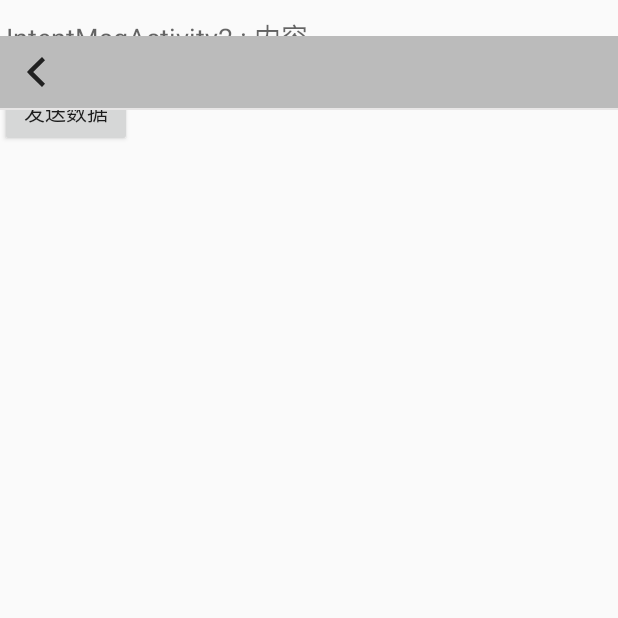
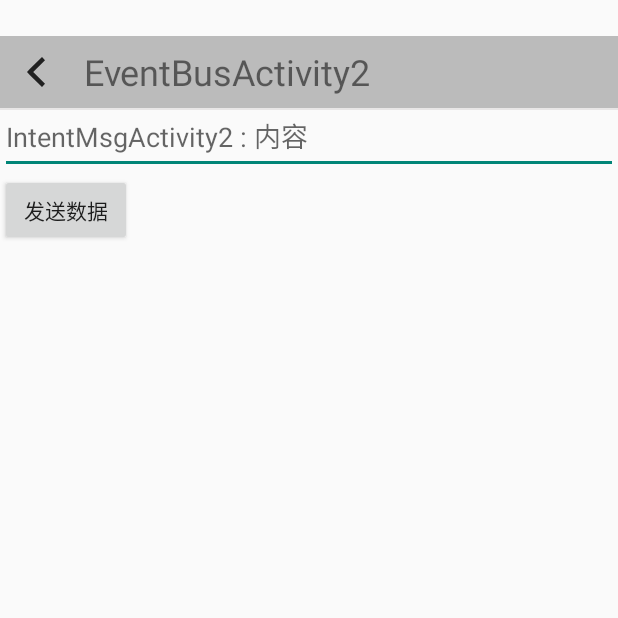
Before and after one commit to 7911ty/study_demo, an Android app: the EventBusActivity2 screen opened directly, with no data from a screen before it, on a phone screen of 412 x 824 dp, the top half of it. Run offline under Robolectric (Android 15) with nearby library versions, the phone set to English and light mode, and no system bars; our stand-ins replace EventBus; libraries missing offline, so code that uses them is left out: com.readystatesoftware.systembartint.

Commit message:
添加标题,设置随机颜色

```diff
--- a/app/src/main/java/com/example/studydemo/base/BaseActivity.java
+++ b/app/src/main/java/com/example/studydemo/base/BaseActivity.java
@@ -5,6 +5,7 @@ import android.content.Context;
 import android.content.pm.ActivityInfo;
 import android.os.Bundle;
 import android.os.Looper;
+import android.text.TextUtils;
 import android.view.View;
 import android.view.ViewGroup;
 import android.view.WindowManager;
@@ -44,7 +45,8 @@ public abstract class BaseActivity extends AppCompatActivity {
         if (isShowTitle) {
             ViewGroup viewGroup = getWindow().getDecorView().findViewById(android.R.id.content);
             MyTitleView myTitleView = new MyTitleView(this);
-            myTitleView.setText(initTitleText());
+            String title = initTitleText();
+            myTitleView.setText(TextUtils.isEmpty(title) ? this.getClass().getSimpleName() : title);
             viewGroup.addView(myTitleView);
             StatusBarUtil.setActivityViewInBarBottom(this, myTitleView);
         }
@@ -76,7 +78,7 @@ public abstract class BaseActivity extends AppCompatActivity {
      */
     protected abstract void initView();
 
-    protected String initTitleText(){
+    protected String initTitleText() {
         return "";
     }
 
--- a/app/src/main/java/com/example/studydemo/ui/eventbus/EventBusActivity1.java
+++ b/app/src/main/java/com/example/studydemo/ui/eventbus/EventBusActivity1.java
@@ -8,6 +8,7 @@ import android.widget.EditText;
 import com.example.studydemo.R;
 import com.example.studydemo.base.BaseActivity;
 import com.example.studydemo.bean.MessageWrap;
+import com.example.studydemo.utils.StatusBarUtil;
 
 import org.greenrobot.eventbus.EventBus;
 import org.greenrobot.eventbus.Subscribe;
@@ -24,6 +25,9 @@ public class EventBusActivity1 extends BaseActivity {
 
     @Override
     protected void initView() {
+        // 处理通知栏
+        StatusBarUtil.setTranslucentStatus(this);
+        StatusBarUtil.setAndroidNativeLightStatusBar(this, false);
         if (!EventBus.getDefault().isRegistered(this)) {
             EventBus.getDefault().register(this);
         }
--- a/app/src/main/java/com/example/studydemo/ui/eventbus/EventBusActivity2.java
+++ b/app/src/main/java/com/example/studydemo/ui/eventbus/EventBusActivity2.java
@@ -8,6 +8,7 @@ import android.widget.Toast;
 import com.example.studydemo.R;
 import com.example.studydemo.base.BaseActivity;
 import com.example.studydemo.bean.MessageWrap;
+import com.example.studydemo.utils.StatusBarUtil;
 
 import org.greenrobot.eventbus.EventBus;
 
@@ -23,6 +24,9 @@ public class EventBusActivity2 extends BaseActivity {
 
     @Override
     protected void initView() {
+        // 处理通知栏
+        StatusBarUtil.setTranslucentStatus(this);
+        StatusBarUtil.setAndroidNativeLightStatusBar(this, false);
         button = findViewById(R.id.set_btn);
         editText = findViewById(R.id.edit_text);
     }
--- a/app/src/main/java/com/example/studydemo/ui/eventbus/IntentMsgActivity1.java
+++ b/app/src/main/java/com/example/studydemo/ui/eventbus/IntentMsgActivity1.java
@@ -13,6 +13,7 @@ import androidx.annotation.Nullable;
 
 import com.example.studydemo.R;
 import com.example.studydemo.base.BaseActivity;
+import com.example.studydemo.utils.StatusBarUtil;
 
 /**
  * 使用intent进行activity之间进行传值
@@ -26,6 +27,9 @@ public class IntentMsgActivity1 extends BaseActivity {
 
     @Override
     protected void initView() {
+        // 处理通知栏
+        StatusBarUtil.setTranslucentStatus(this);
+        StatusBarUtil.setAndroidNativeLightStatusBar(this, false);
         ActivityResultLauncher<Intent> intentActivityResultLauncher = registerForActivityResult(new ActivityResultContracts.StartActivityForResult(),
                 result -> {
                     Intent data = result.getData();
--- a/app/src/main/java/com/example/studydemo/ui/eventbus/IntentMsgActivity2.java
+++ b/app/src/main/java/com/example/studydemo/ui/eventbus/IntentMsgActivity2.java
@@ -8,6 +8,7 @@ import android.widget.EditText;
 
 import com.example.studydemo.R;
 import com.example.studydemo.base.BaseActivity;
+import com.example.studydemo.utils.StatusBarUtil;
 
 public class IntentMsgActivity2 extends BaseActivity {
 
@@ -21,6 +22,9 @@ public class IntentMsgActivity2 extends BaseActivity {
 
     @Override
     protected void initView() {
+        // 处理通知栏
+        StatusBarUtil.setTranslucentStatus(this);
+        StatusBarUtil.setAndroidNativeLightStatusBar(this, false);
         button = findViewById(R.id.set_btn);
         editText = findViewById(R.id.edit_text);
     }
--- a/app/src/main/res/layout/activity_eventbus.xml
+++ b/app/src/main/res/layout/activity_eventbus.xml
@@ -2,8 +2,14 @@
 <RelativeLayout xmlns:android="http://schemas.android.com/apk/res/android"
     android:layout_width="match_parent"
     android:layout_height="match_parent">
+
+    <com.example.studydemo.view.TitleSpaceView
+        android:id="@+id/title_space"
+        android:layout_width="match_parent"
+        android:layout_height="wrap_content" />
     <Button
         android:id="@+id/bus_btn"
+        android:layout_below="@+id/title_space"
         android:layout_width="wrap_content"
         android:text="去EventBus2页面"
         android:layout_height="wrap_content" />
--- a/app/src/main/res/layout/activity_eventbus_publish.xml
+++ b/app/src/main/res/layout/activity_eventbus_publish.xml
@@ -3,16 +3,22 @@
     android:layout_width="match_parent"
     android:layout_height="match_parent">
 
+    <com.example.studydemo.view.TitleSpaceView
+        android:id="@+id/title_space"
+        android:layout_width="match_parent"
+        android:layout_height="wrap_content" />
+
     <EditText
         android:id="@+id/edit_text"
-        android:hint="IntentMsgActivity2 : 内容"
         android:layout_width="match_parent"
-        android:layout_height="50dp" />
+        android:layout_height="50dp"
+        android:layout_below="@+id/title_space"
+        android:hint="IntentMsgActivity2 : 内容" />
 
     <Button
+        android:id="@+id/set_btn"
+        android:layout_width="wrap_content"
+        android:layout_height="wrap_content"
         android:layout_below="@+id/edit_text"
-        android:id="@+id/set_btn"
-        android:text="发送数据"
-        android:layout_width="wrap_content"
-        android:layout_height="wrap_content" />
+        android:text="发送数据" />
 </RelativeLayout>
--- a/app/src/main/res/layout/activity_main.xml
+++ b/app/src/main/res/layout/activity_main.xml
@@ -6,6 +6,7 @@
     android:background="@color/purple_200"
     android:orientation="vertical"
     tools:context=".MainActivity">
+
     <com.example.studydemo.view.TitleSpaceView
         android:layout_width="match_parent"
         android:layout_height="wrap_content" />
```
